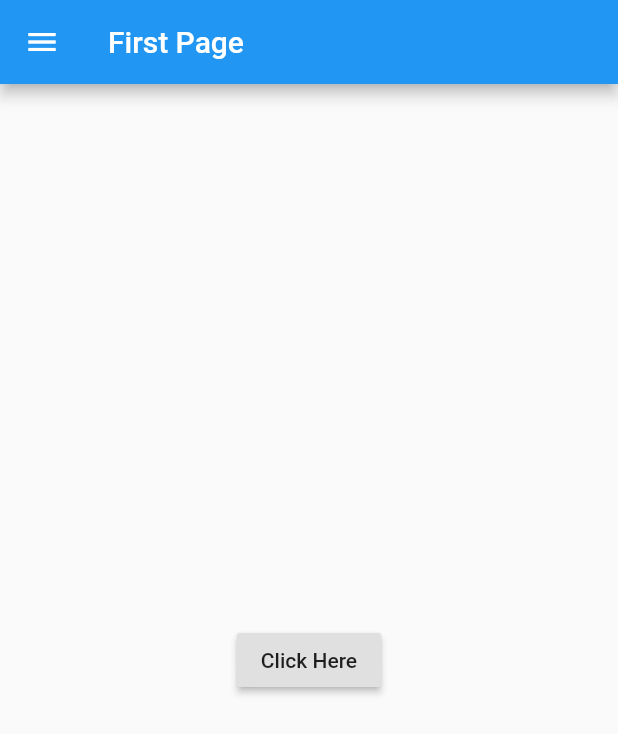
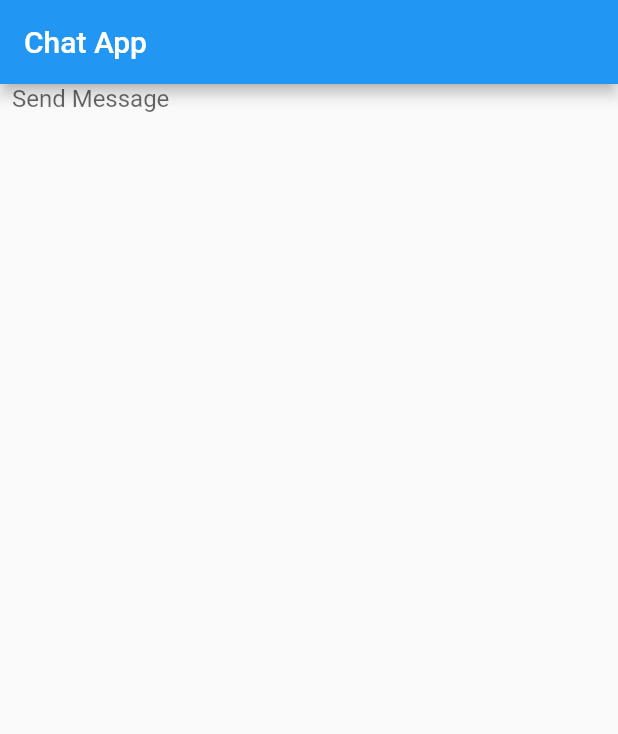
Before and after one commit to PrabhaniN/Flutter_Demo, a Flutter app: the screen it shows after launch, on a phone screen of 412 x 824 dp. Shown: the top 734 px of the screen. Run offline on Flutter 3.47's test engine with Material 2 defaults, Android fonts, the phone set to English and light mode, and no system bars.

```diff
--- a/demo_app/lib/main.dart
+++ b/demo_app/lib/main.dart
@@ -2,83 +2,113 @@ import 'package:flutter/material.dart';
 
 void main(){
   runApp(MaterialApp(
-    title: 'Navigation',
-    home: FirstRoute(),
+    title: 'Chat App',
+    home: ChatScreen(),
   ));
 }
 
-class FirstRoute extends StatelessWidget{
+class ChatScreen extends StatefulWidget{
   @override
-  Widget build(BuildContext context) {
+  State createState() => ChatScreenState();
+}
+
+class ChatScreenState extends State<ChatScreen>{
+  final TextEditingController _textEditingController = new TextEditingController();
+  @override
+  Widget build(BuildContext){
     return Scaffold(
       appBar: AppBar(
-        title: Text('First Page'),
+        title: Text("Chat App"),
       ),
-      body: Center(
-        child: RaisedButton(
-            child: Text('Click Here'),
-            onPressed: (){
-              Navigator.push(
-                  context,
-                  MaterialPageRoute(builder: (context) => SecondRoute())
-              );
-            }
-        ),
-      ),
-      drawer: Drawer(
-        child: ListView(
-          padding: EdgeInsets.zero,
-          children: <Widget>[
-            DrawerHeader(
-              child: Text("Drawer Header"),
-              decoration: BoxDecoration(
-                color: Colors.blue
-              ),
-            ),
-            ListTile(
-              title: Text("First Page"),
-              onTap: (){
-                Navigator.pop(context);
-              },
-            ),
-            ListTile(
-              title: Text("Second Page"),
-              onTap: (){
-                Navigator.push(
-                  context,
-                  MaterialPageRoute(builder: (context) => SecondRoute()),
-                );
-              },
-            )
-          ],
+      body: _buildTextComposer(),
+    );
+  }
+  Widget _buildTextComposer(){
+    return Container(
+      margin: const EdgeInsets.symmetric(horizontal: 8.0),
+      child: TextField(
+        controller: _textEditingController,
+        onSubmitted: _handleSubmitted,
+        decoration: InputDecoration.collapsed(
+          hintText: "Send Message"
         ),
       ),
     );
   }
-}
-
-class SecondRoute extends StatelessWidget{
-  @override
-  Widget build(BuildContext context) {
-    return Scaffold(
-      appBar: AppBar(
-        title: Text('Second Page'),
-      ),
-      body: Column(
-        children: <Widget>[
-          Image(
-            image: AssetImage('Images/flutter.jpeg'),
-            width: 600.0,
-            height: 350.0,
-          ),
-          RaisedButton(
-            child: Text('Go Back'),
-            onPressed: (){
-              Navigator.pop(context);
-            },
-          ),
-        ],
-      ),
-    );
+  void _handleSubmitted(String text){
+    _textEditingController.clear();
   }
 }
+  // Widget build(BuildContext context) {
+    // return Scaffold(
+      // appBar: new AppBar(
+        // title: new Text('Chat App'),
+      // ),
+      // body: Center(
+        // child: RaisedButton(
+            // child: Text('Click Here'),
+            // onPressed: (){
+              // Navigator.push(
+                  // context,
+                  // MaterialPageRoute(builder: (context) => SecondRoute())
+              // );
+            // }
+        // ),
+      // ),
+      // drawer: Drawer(
+        // child: ListView(
+          // padding: EdgeInsets.zero,
+          // children: <Widget>[
+            // DrawerHeader(
+              // child: Text("Drawer Header"),
+              // decoration: BoxDecoration(
+                // color: Colors.blue
+              // ),
+            // ),
+            // ListTile(
+              // title: Text("First Page"),
+              // onTap: (){
+                // Navigator.pop(context);
+              // },
+            // ),
+            // ListTile(
+              // title: Text("Second Page"),
+              // onTap: (){
+                // Navigator.push(
+                  // context,
+                  // MaterialPageRoute(builder: (context) => SecondRoute()),
+                // );
+              // },
+            // )
+          // ],
+        // ),
+      // ),
+    // );
+  // }
+// }
+
+// class SecondRoute extends StatelessWidget{
+  // @override
+  // Widget build(BuildContext context) {
+    // return Scaffold(
+      // appBar: AppBar(
+        // title: Text('Second Page'),
+      // ),
+      // body: Column(
+        // children: <Widget>[
+          // Image(
+            // image: AssetImage('Images/flutter.jpeg'),
+            // width: 600.0,
+            // height: 350.0,
+          // ),
+          // RaisedButton(
+            // child: Text('Go Back'),
+            // onPressed: (){
+              // Navigator.pop(context);
+            // },
+          // ),
+        // ],
+      // ),
+    // );
+  // }
+// }
```
